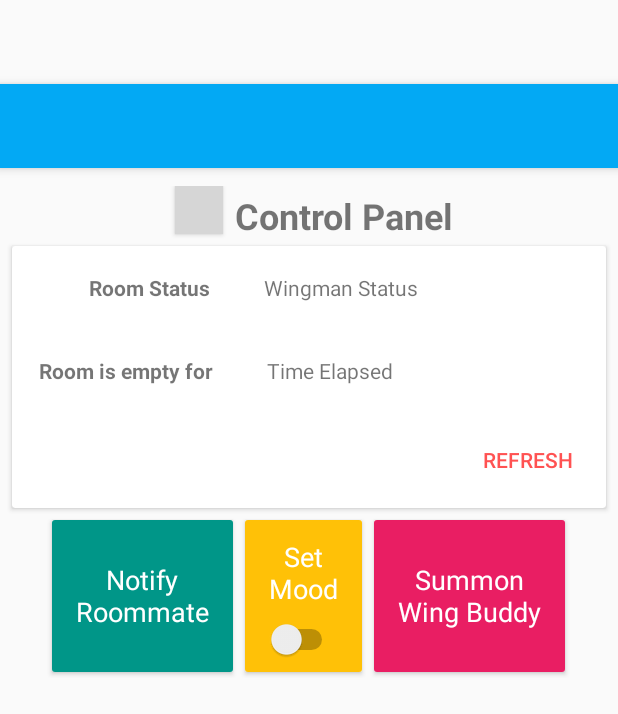
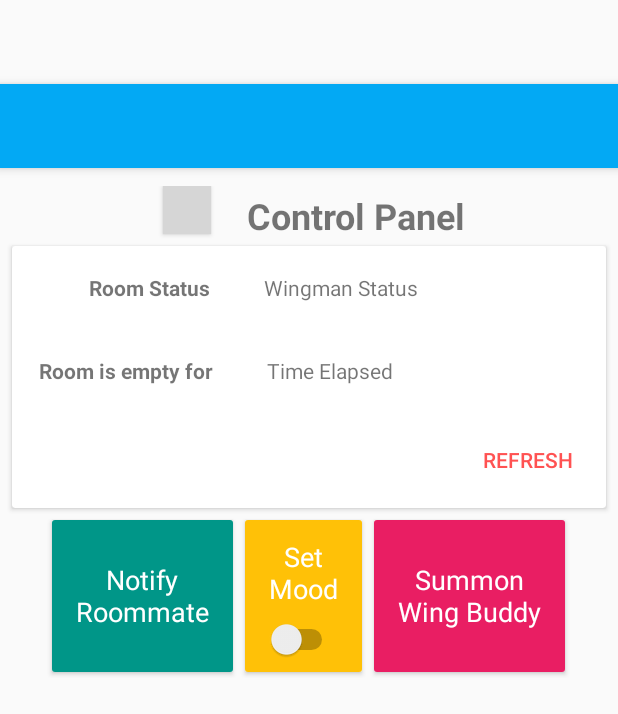
Before and after one commit to jiangshen/WingBuddy, an Android app: the layout activity_main.xml on its own in the app's theme, with its tools: preview values and no code run, on a phone screen of 412 x 824 dp. Shown: the top 714 px of the screen. Run offline under Robolectric (Android 15) with nearby library versions, the phone set to English and light mode, and no system bars; plain views replace ProfilePictureView; grey boxes are pictures that could not be loaded.

Commit message:
Minor Layout Changes

```diff
--- a/app/src/main/res/layout/activity_main.xml
+++ b/app/src/main/res/layout/activity_main.xml
@@ -60,7 +60,7 @@
                 android:textStyle="bold"
                 android:id="@+id/tv_title"
                 android:text="Control Panel"
-                android:layout_marginStart="8dp"
+                android:layout_marginStart="24dp"
                 android:layout_gravity="center_vertical"
                 android:textSize="24sp"/>
 
```
Also changed, not shown: 1 other file.
